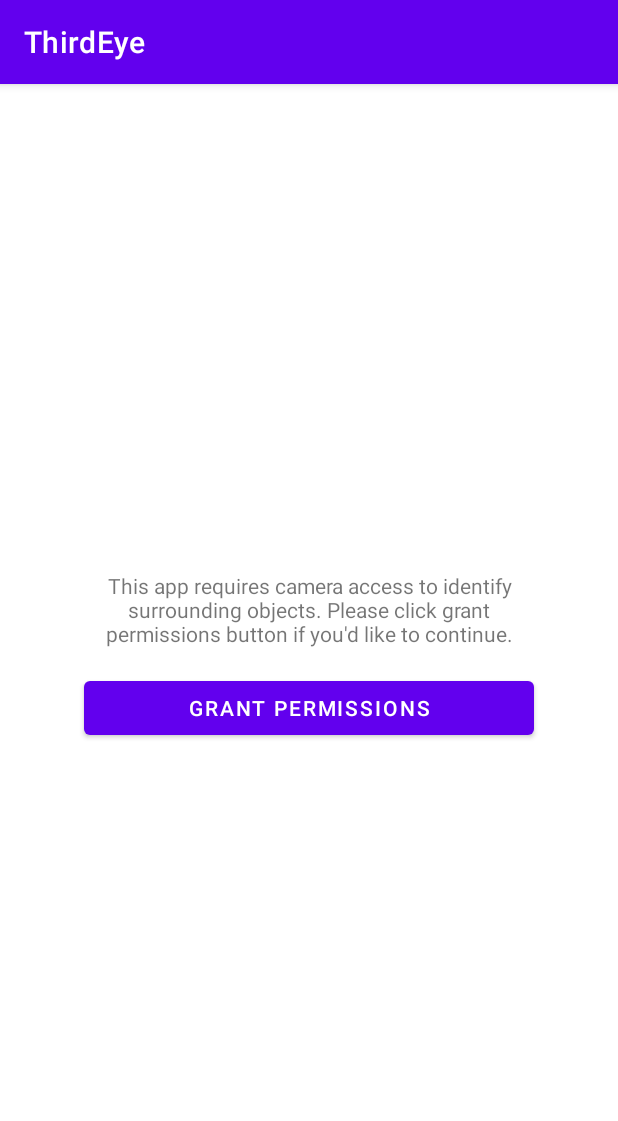
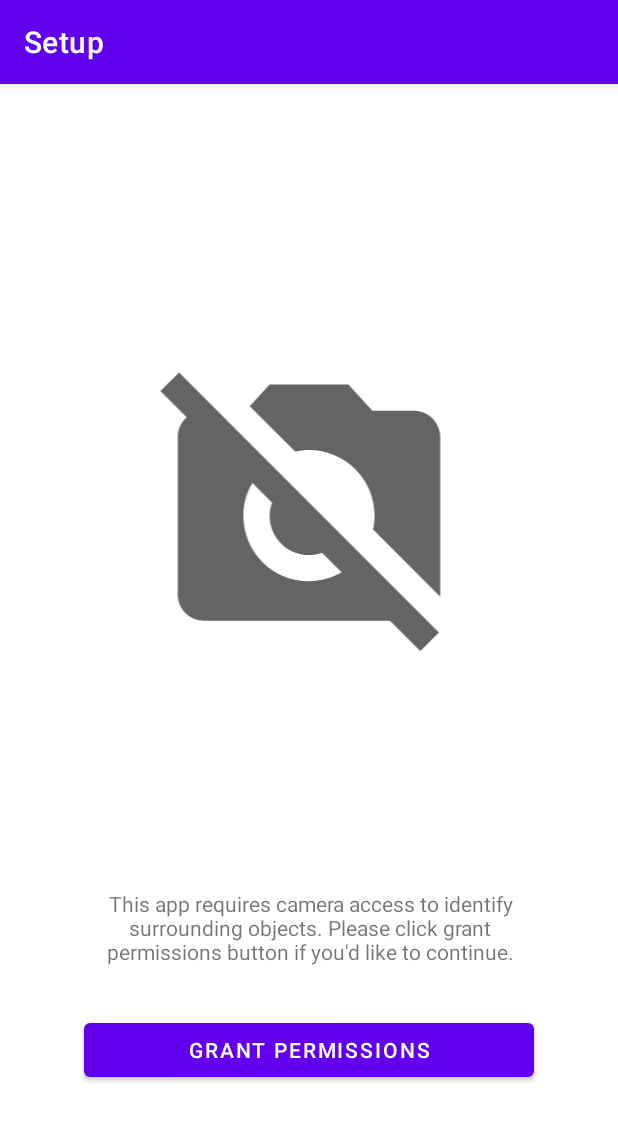
Before and after one commit to assassinoNz/PH3032-ThirdEye, an Android app: the SetupActivity screen opened directly, with no data from a screen before it, on a phone screen of 412 x 824 dp. Shown: the top 1121 px of the screen. Run offline under Robolectric (Android 15) with nearby library versions, the phone set to English and light mode, and no system bars.

Commit message:
Changed: Improved user experience

```diff
--- a/app/src/main/java/com/assassino/thirdeye/MainActivity.java
+++ b/app/src/main/java/com/assassino/thirdeye/MainActivity.java
@@ -111,12 +111,6 @@ public class MainActivity extends AppCompatActivity {
                 return true;
             }
 
-            case R.id.mnuRegister: {
-                Intent intent = new Intent(MainActivity.this, RegistrationActivity.class);
-                startActivity(intent);
-                return true;
-            }
-
             default:
                 return super.onOptionsItemSelected(item);
         }
--- a/app/src/main/java/com/assassino/thirdeye/SettingsActivity.java
+++ b/app/src/main/java/com/assassino/thirdeye/SettingsActivity.java
@@ -23,7 +23,7 @@ public class SettingsActivity extends AppCompatActivity {
     private SignInClient oneTapClient;
     private BeginSignInRequest signInRequest;
 
-    private static final int REQ_ONE_TAP = 2;  // Can be any integer unique to the Activity.
+    private static final int REQ_ONE_TAP = 2; // Can be any integer unique to the Activity.
     private boolean showOneTapUI = true;
 
     private FirebaseAuth mAuth;
@@ -61,7 +61,6 @@ public class SettingsActivity extends AppCompatActivity {
     @Override
     public void onStart() {
         super.onStart();
-
         //Check if user is signed in and show one tap UI accordingly.
         FirebaseUser currentUser = mAuth.getCurrentUser();
         if (currentUser == null && showOneTapUI) {
--- a/app/src/main/java/com/assassino/thirdeye/SettingsFragment.java
+++ b/app/src/main/java/com/assassino/thirdeye/SettingsFragment.java
@@ -19,7 +19,7 @@ public class SettingsFragment extends PreferenceFragmentCompat {
         //Add preference change listener to keyAllowOnline to prompt one-tap UI if not signed in
         SwitchPreferenceCompat keyAllowOnline = findPreference(getResources().getString(R.string.prefKey_allowOnline));
         keyAllowOnline.setOnPreferenceChangeListener((preference, newValue) -> {
-            if (!settingsActivity.isSignedIn()) {
+            if ((boolean) newValue && !settingsActivity.isSignedIn()) {
                 settingsActivity.startOneTapProcess();
             }
             return true;
--- /dev/null
+++ b/app/src/main/res/drawable/ic_baseline_no_photography_24.xml
@@ -0,0 +1,5 @@
+<vector android:height="24dp" android:tint="#646464"
+    android:viewportHeight="24" android:viewportWidth="24"
+    android:width="24dp" xmlns:android="http://schemas.android.com/apk/res/android">
+    <path android:fillColor="@android:color/white" android:pathData="M10.94,8.12L7.48,4.66L9,3h6l1.83,2H20c1.1,0 2,0.9 2,2v12c0,0.05 -0.01,0.1 -0.02,0.16l-5.1,-5.1C16.96,13.71 17,13.36 17,13c0,-2.76 -2.24,-5 -5,-5C11.64,8 11.29,8.04 10.94,8.12zM20.49,23.31L18.17,21H4c-1.1,0 -2,-0.9 -2,-2V7c0,-0.59 0.27,-1.12 0.68,-1.49l-2,-2L2.1,2.1l19.8,19.8L20.49,23.31zM14.49,17.32l-1.5,-1.5C12.67,15.92 12.35,16 12,16c-1.66,0 -3,-1.34 -3,-3c0,-0.35 0.08,-0.67 0.19,-0.98l-1.5,-1.5C7.25,11.24 7,12.09 7,13c0,2.76 2.24,5 5,5C12.91,18 13.76,17.75 14.49,17.32z"/>
+</vector>
--- a/app/src/main/res/layout/activity_main.xml
+++ b/app/src/main/res/layout/activity_main.xml
@@ -41,8 +41,11 @@
         android:layout_marginBottom="100dp"
         android:elevation="2dp"
         android:text="@string/btnAnalyze"
+        android:background="@drawable/btn_analyze"
         app:layout_constraintBottom_toBottomOf="@+id/viewFinder"
         app:layout_constraintEnd_toEndOf="parent"
         app:layout_constraintStart_toStartOf="parent" />
 
+
+
 </androidx.constraintlayout.widget.ConstraintLayout>
--- a/app/src/main/res/layout/activity_setup.xml
+++ b/app/src/main/res/layout/activity_setup.xml
@@ -10,22 +10,33 @@
         android:id="@+id/txtOutWhy"
         android:layout_width="300dp"
         android:layout_height="wrap_content"
-        android:layout_marginBottom="8dp"
+        android:layout_marginBottom="32dp"
         android:text="@string/txtOutWhy"
         android:textAlignment="center"
-        app:layout_constraintBottom_toTopOf="@+id/guideline3"
+        app:layout_constraintBottom_toTopOf="@+id/btnGrantPermissions"
         app:layout_constraintEnd_toEndOf="parent"
+        app:layout_constraintHorizontal_bias="0.504"
         app:layout_constraintStart_toStartOf="parent" />
 
     <Button
         android:id="@+id/btnGrantPermissions"
         android:layout_width="300dp"
         android:layout_height="wrap_content"
-        android:layout_marginTop="8dp"
+        android:layout_marginBottom="100dp"
         android:text="@string/btnGrantPermissions"
+        app:layout_constraintBottom_toBottomOf="parent"
+        app:layout_constraintEnd_toEndOf="parent"
+        app:layout_constraintStart_toStartOf="parent" />
+
+    <ImageView
+        android:id="@+id/imageView"
+        android:layout_width="300dp"
+        android:layout_height="210dp"
+        android:contentDescription="@string/imgIllustration"
+        app:layout_constraintBottom_toTopOf="@+id/guideline3"
         app:layout_constraintEnd_toEndOf="parent"
         app:layout_constraintStart_toStartOf="parent"
-        app:layout_constraintTop_toTopOf="@+id/guideline3" />
+        android:src="@drawable/ic_baseline_no_photography_24" />
 
     <androidx.constraintlayout.widget.Guideline
         android:id="@+id/guideline2"
--- a/app/src/main/res/menu/menu_main.xml
+++ b/app/src/main/res/menu/menu_main.xml
@@ -1,11 +1,8 @@
 <?xml version="1.0" encoding="utf-8"?>
-<menu xmlns:app="http://schemas.android.com/apk/res-auto"
-    xmlns:android="http://schemas.android.com/apk/res/android">
+<menu xmlns:android="http://schemas.android.com/apk/res/android">
     <item
         android:id="@+id/mnuSettings"
         android:title="@string/mnuSettings" />
-    <item android:title="Register"
-        android:id="@+id/mnuRegister"/>
     <item android:title="@string/mnuAbout"
         android:id="@+id/mnuAbout"/>
 </menu>
```
Also changed, not shown: app/src/main/AndroidManifest.xml (+7 -10 lines), app/src/main/java/com/assassino/thirdeye/RegistrationActivity.java (deleted, +0 -174 lines), app/src/main/res/drawable/btn_analyze.xml (added, +9 -0 lines), app/src/main/res/layout/activity_registration.xml (deleted, +0 -50 lines), app/src/main/res/values/strings.xml (+9 -24 lines).
